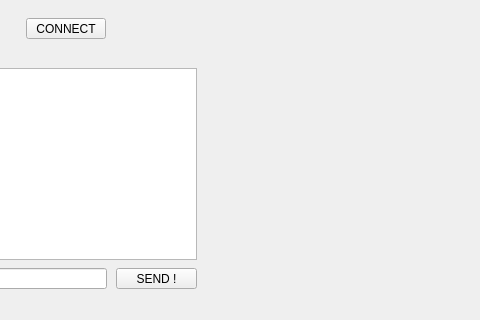
First picture: the form in tcpserver/mainwindow.ui, repository cahindo/qt-tcp, before the edit; both pictures show x 314 to 794 and y 109 to 429 of the 794 by 562 pixel window.
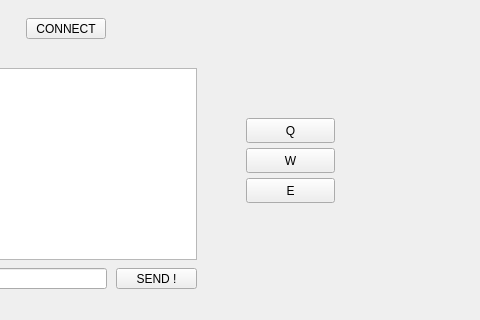
Second picture: the form after the edit.

What changed in the file:
```diff
--- a/tcpserver/mainwindow.ui
+++ b/tcpserver/mainwindow.ui
@@ -60,6 +60,45 @@
      <string>SEND !</string>
     </property>
    </widget>
+   <widget class="QPushButton" name="qb">
+    <property name="geometry">
+     <rect>
+      <x>560</x>
+      <y>210</y>
+      <width>89</width>
+      <height>25</height>
+     </rect>
+    </property>
+    <property name="text">
+     <string>Q</string>
+    </property>
+   </widget>
+   <widget class="QPushButton" name="wb">
+    <property name="geometry">
+     <rect>
+      <x>560</x>
+      <y>240</y>
+      <width>89</width>
+      <height>25</height>
+     </rect>
+    </property>
+    <property name="text">
+     <string>W</string>
+    </property>
+   </widget>
+   <widget class="QPushButton" name="eb">
+    <property name="geometry">
+     <rect>
+      <x>560</x>
+      <y>270</y>
+      <width>89</width>
+      <height>25</height>
+     </rect>
+    </property>
+    <property name="text">
+     <string>E</string>
+    </property>
+   </widget>
   </widget>
   <widget class="QMenuBar" name="menuBar">
    <property name="geometry">
```
Left out of the diff: 2 changed lines with no effect on the pictures.
